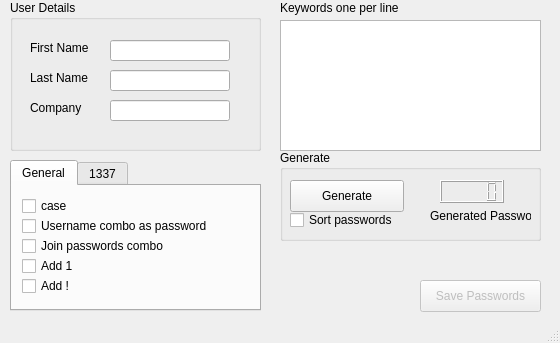
squareborg/braindead-password-generator, file mainwindow.ui: the form before one commit.
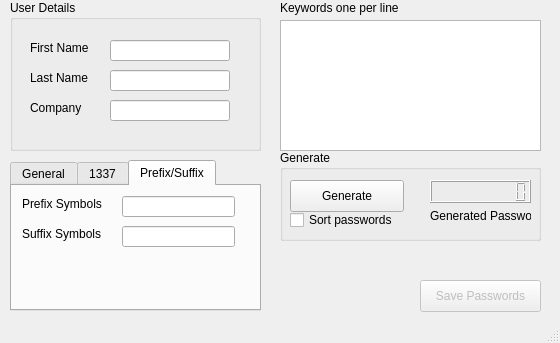
The form after the commit. The open tabs and pages were chosen to show the change.

Commit message: Removed fixed symbols. Added Customizeable prefix and suffix to passwords. Fixed LCD to a larger number as it was overflowing on larger generated lists.

```diff
--- a/mainwindow.ui
+++ b/mainwindow.ui
@@ -195,36 +195,14 @@
        <string>Join passwords combo</string>
       </property>
      </widget>
-     <widget class="QCheckBox" name="checkBoxAdd1">
+     <widget class="QLineEdit" name="lineEditPasswordJoinChars">
       <property name="geometry">
        <rect>
-        <x>10</x>
+        <x>30</x>
         <y>70</y>
-        <width>191</width>
-        <height>20</height>
+        <width>113</width>
+        <height>21</height>
        </rect>
-      </property>
-      <property name="statusTip">
-       <string>Adds the number 1 to the end of passwords.</string>
-      </property>
-      <property name="text">
-       <string>Add 1</string>
-      </property>
-     </widget>
-     <widget class="QCheckBox" name="checkBoxAddBang">
-      <property name="geometry">
-       <rect>
-        <x>10</x>
-        <y>90</y>
-        <width>191</width>
-        <height>20</height>
-       </rect>
-      </property>
-      <property name="statusTip">
-       <string>Adds a ! at the end of word (after 1) if selected.</string>
-      </property>
-      <property name="text">
-       <string>Add !</string>
       </property>
      </widget>
     </widget>
@@ -265,6 +243,69 @@
       </property>
      </widget>
     </widget>
+    <widget class="QWidget" name="tab_3">
+     <attribute name="title">
+      <string>Prefix/Suffix</string>
+     </attribute>
+     <widget class="QLineEdit" name="lineEditPrefixSymbols">
+      <property name="geometry">
+       <rect>
+        <x>110</x>
+        <y>10</y>
+        <width>113</width>
+        <height>21</height>
+       </rect>
+      </property>
+      <property name="toolTip">
+       <string>Comma seperated list of symbols to prefix each word.</string>
+      </property>
+      <property name="statusTip">
+       <string>Comma seperated list of symbols to prefix each word.</string>
+      </property>
+     </widget>
+     <widget class="QLabel" name="label_2">
+      <property name="geometry">
+       <rect>
+        <x>10</x>
+        <y>10</y>
+        <width>91</width>
+        <height>16</height>
+       </rect>
+      </property>
+      <property name="text">
+       <string>Prefix Symbols</string>
+      </property>
+     </widget>
+     <widget class="QLabel" name="label_3">
+      <property name="geometry">
+       <rect>
+        <x>10</x>
+        <y>40</y>
+        <width>91</width>
+        <height>16</height>
+       </rect>
+      </property>
+      <property name="text">
+       <string>Suffix Symbols</string>
+      </property>
+     </widget>
+     <widget class="QLineEdit" name="lineEditSuffixSymbols_2">
+      <property name="geometry">
+       <rect>
+        <x>110</x>
+        <y>40</y>
+        <width>113</width>
+        <height>21</height>
+       </rect>
+      </property>
+      <property name="toolTip">
+       <string>Comma seperated list of symbols to suffix each word.</string>
+      </property>
+      <property name="statusTip">
+       <string>Comma seperated list of symbols to suffix each word.</string>
+      </property>
+     </widget>
+    </widget>
    </widget>
    <widget class="QPushButton" name="pushButtonSavePasswords">
     <property name="enabled">
@@ -310,12 +351,15 @@
     <widget class="QLCDNumber" name="lcdNumber">
      <property name="geometry">
       <rect>
-       <x>160</x>
+       <x>150</x>
        <y>30</y>
-       <width>64</width>
+       <width>101</width>
        <height>23</height>
       </rect>
      </property>
+     <property name="digitCount">
+      <number>9</number>
+     </property>
     </widget>
     <widget class="QLabel" name="label">
      <property name="geometry">
```
Left out of the diff: 2 changed lines with no effect on the pictures. The commit also changes 4 other files.
